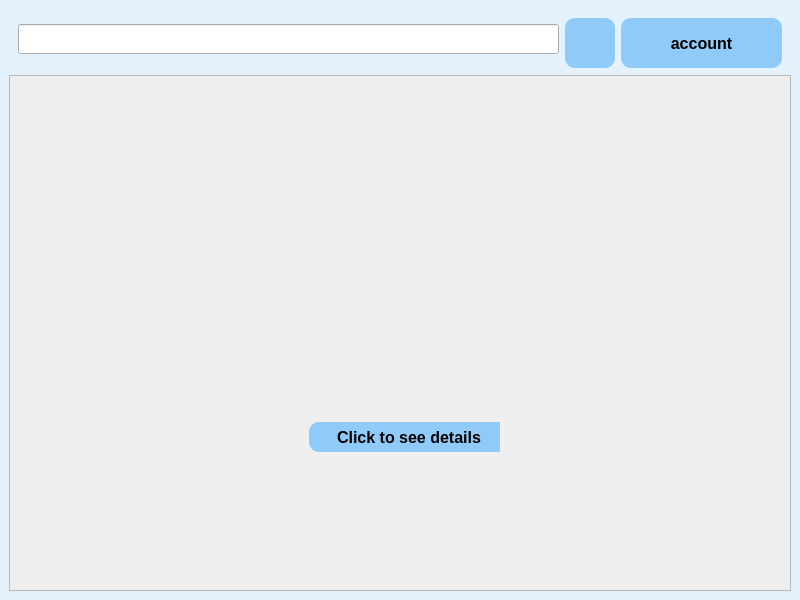
This is ui/home.ui in chaunamthong2015-ui/PTA39-SPCK as Qt 5 draws it before an edit. The edited form follows.
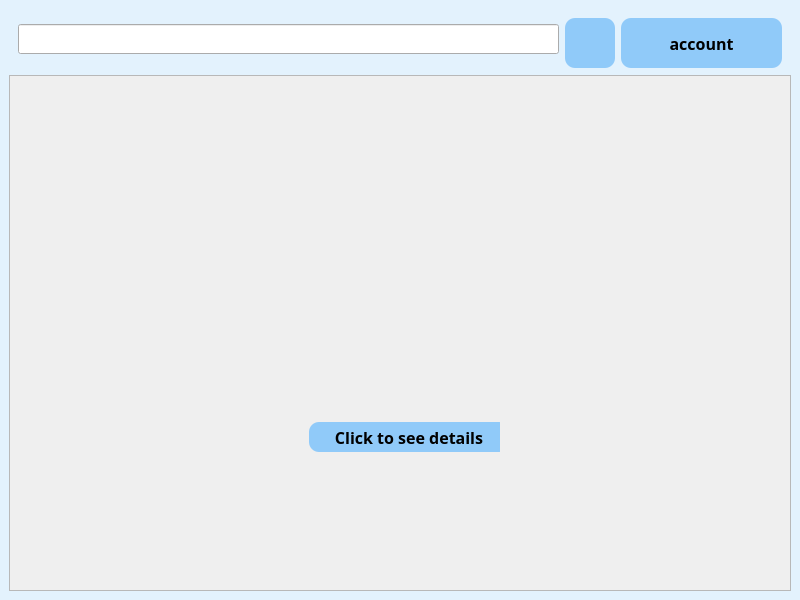
This is the edited form. Icons and pictures are not drawn.

```diff
--- a/ui/home.ui
+++ b/ui/home.ui
@@ -122,6 +122,7 @@
          </property>
          <property name="font">
           <font>
+           <family>Arial Black</family>
            <pointsize>-1</pointsize>
            <weight>87</weight>
            <bold>true</bold>
@@ -154,7 +155,7 @@
         </rect>
        </property>
        <layout class="QGridLayout" name="gridLayout">
-        <item>
+        <item row="0" column="0">
          <widget class="QWidget" name="widget" native="true">
           <property name="maximumSize">
            <size>
@@ -202,6 +203,14 @@
                <height>30</height>
               </size>
              </property>
+             <property name="font">
+              <font>
+               <family>Arial Black</family>
+               <pointsize>-1</pointsize>
+               <weight>87</weight>
+               <bold>true</bold>
+              </font>
+             </property>
              <property name="text">
               <string>Click to see details</string>
              </property>
```
Left out of the diff: 1 changed line with no effect on the pictures.
